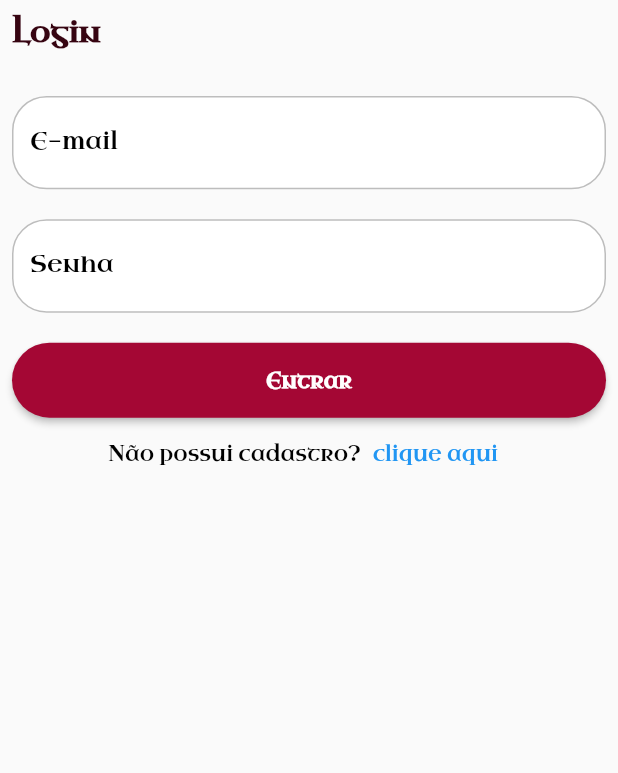
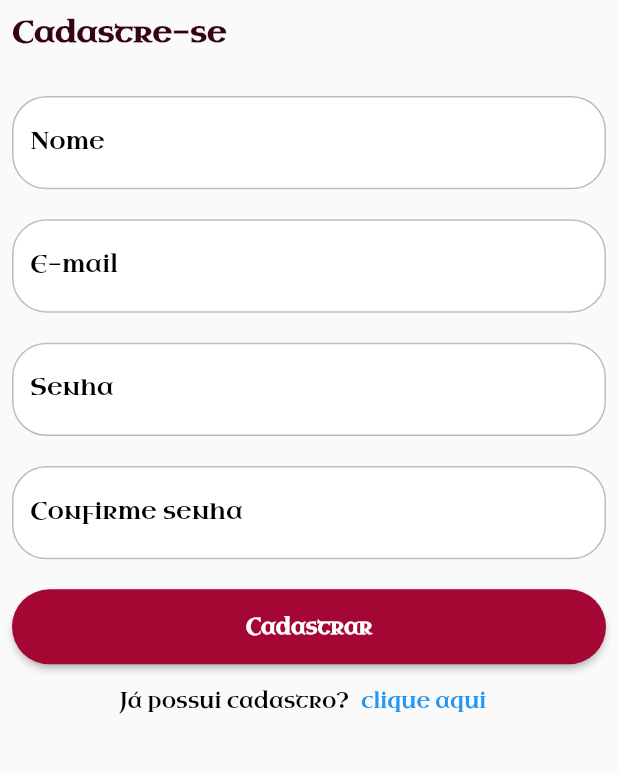
Before and after one commit to DamiaoCanndido/kingsbet_app, a Flutter app: the SigninPage screen opened by its route, after a tap on "clique aqui", on a phone screen of 412 x 824 dp, the part 84-857 px from its top. Run offline on Flutter 3.47's test engine with Material 2 defaults, Android fonts, the light colour scheme and no system bars; our stand-ins replace get.

Commit message:
Create signup page

```diff
--- a/lib/app/modules/signin/signin_page.dart
+++ b/lib/app/modules/signin/signin_page.dart
@@ -80,7 +80,9 @@ class SigninPage extends StatelessWidget {
                     ),
                   ),
                   TextButton(
-                    onPressed: () {},
+                    onPressed: () {
+                      Get.offNamed('/auth/signup');
+                    },
                     child: const Text(
                       "clique aqui",
                     ),
--- a/lib/app/modules/signup/signup_page.dart
+++ b/lib/app/modules/signup/signup_page.dart
@@ -1,11 +1,132 @@
-import 'package:flutter/src/widgets/container.dart';
-import 'package:flutter/src/widgets/framework.dart';
+import 'package:flutter/material.dart';
+import 'package:get/get.dart';
+import 'package:kingsbet_app/app/core/ui/widgets/kingsbet_appbar.dart';
+import 'package:kingsbet_app/app/core/ui/widgets/kingsbet_button.dart';
+import 'package:kingsbet_app/app/core/ui/widgets/kingsbet_textformfield.dart';
 
 class SignupPage extends StatelessWidget {
   const SignupPage({super.key});
 
   @override
   Widget build(BuildContext context) {
-    return Container();
+    return Scaffold(
+      appBar: KingsbetAppBar(
+        elevation: 0,
+        title: const Text("KINGSBET"),
+      ),
+      body: SingleChildScrollView(
+        physics: const BouncingScrollPhysics(),
+        child: Padding(
+          padding: const EdgeInsets.all(8),
+          child: Column(
+            crossAxisAlignment: CrossAxisAlignment.start,
+            children: [
+              Text(
+                'Cadastre-se',
+                style: context.textTheme.headline6?.copyWith(
+                  fontWeight: FontWeight.bold,
+                  color: context.theme.primaryColorDark,
+                ),
+              ),
+              const SizedBox(
+                height: 30,
+              ),
+              const KingsbetTextFormField(
+                label: "Nome",
+                textAlign: TextAlign.start,
+                keyboardType: TextInputType.name,
+                obscureText: false,
+                enabled: true,
+                prefix: Padding(
+                  padding: EdgeInsets.only(right: 8),
+                  child: Icon(
+                    Icons.person,
+                    size: 25,
+                  ),
+                ),
+              ),
+              const SizedBox(
+                height: 20,
+              ),
+              const KingsbetTextFormField(
+                label: "E-mail",
+                textAlign: TextAlign.start,
+                keyboardType: TextInputType.emailAddress,
+                obscureText: false,
+                enabled: true,
+                prefix: Padding(
+                  padding: EdgeInsets.only(right: 8),
+                  child: Icon(
+                    Icons.account_circle,
+                    size: 25,
+                  ),
+                ),
+              ),
+              const SizedBox(
+                height: 20,
+              ),
+              const KingsbetTextFormField(
+                label: "Senha",
+                textAlign: TextAlign.start,
+                keyboardType: TextInputType.visiblePassword,
+                obscureText: false,
+                enabled: true,
+                prefix: Padding(
+                  padding: EdgeInsets.only(right: 8),
+                  child: Icon(
+                    Icons.lock,
+                    size: 25,
+                  ),
+                ),
+              ),
+              const SizedBox(
+                height: 20,
+              ),
+              const KingsbetTextFormField(
+                label: "Confirme senha",
+                textAlign: TextAlign.start,
+                keyboardType: TextInputType.visiblePassword,
+                obscureText: false,
+                enabled: true,
+                prefix: Padding(
+                  padding: EdgeInsets.only(right: 8),
+                  child: Icon(
+                    Icons.lock,
+                    size: 25,
+                  ),
+                ),
+              ),
+              const SizedBox(
+                height: 20,
+              ),
+              KingsbetButton(
+                label: "Cadastrar",
+                onPressed: () {},
+                width: double.infinity,
+              ),
+              Row(
+                mainAxisAlignment: MainAxisAlignment.center,
+                children: [
+                  const Text(
+                    "Já possui cadastro?",
+                    style: TextStyle(
+                      color: Colors.black,
+                    ),
+                  ),
+                  TextButton(
+                    onPressed: () {
+                      Get.offNamed('/auth/signin');
+                    },
+                    child: const Text(
+                      "clique aqui",
+                    ),
+                  )
+                ],
+              )
+            ],
+          ),
+        ),
+      ),
+    );
   }
 }
```
